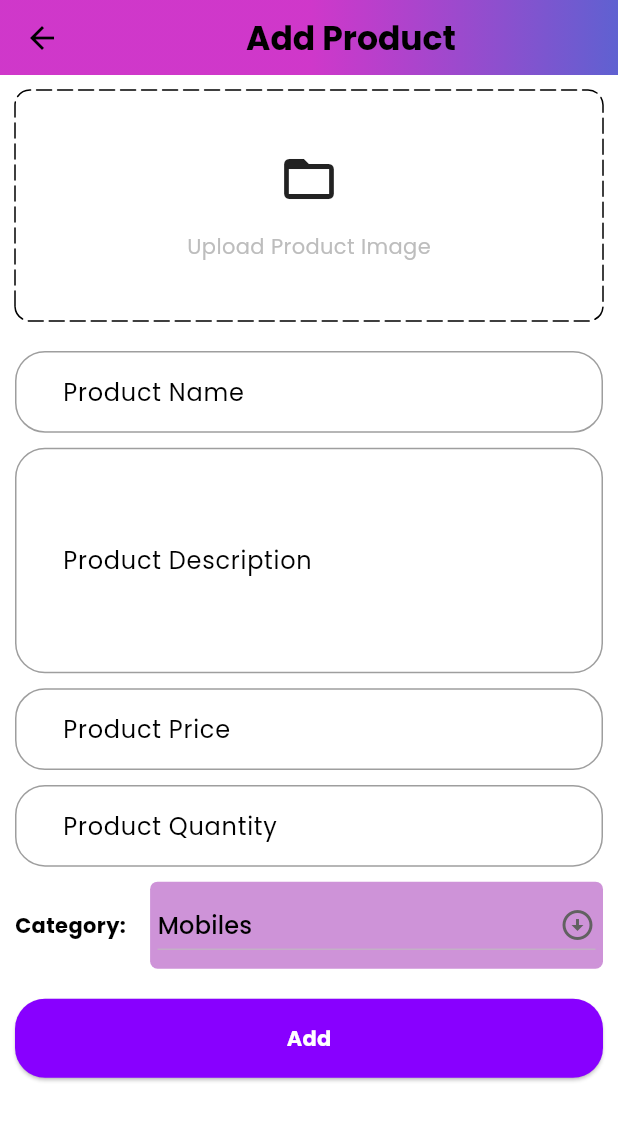
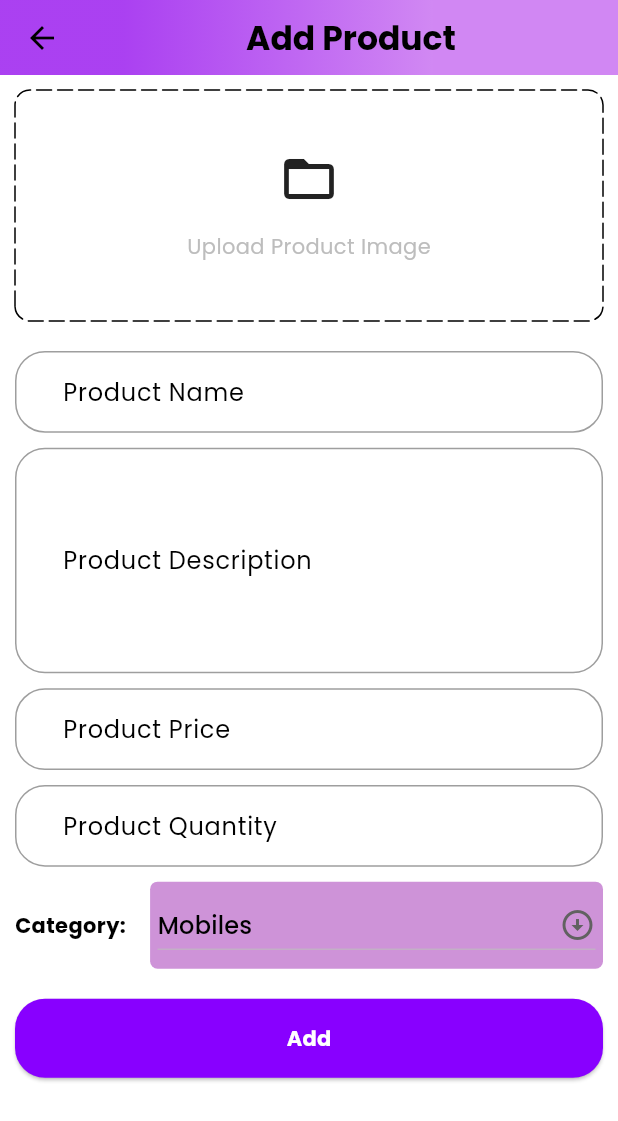
Before and after one commit to AbubekerMohamed/tijaramart, a Flutter app: the AddProductScreen screen opened by its route, after a tap on "Upload Product Image", on a phone screen of 412 x 824 dp. Shown: the top 1121 px of the screen. Run offline on Flutter 3.47's test engine with Material 3 defaults, Android fonts, the phone set to English and light mode, and no system bars; drawn by our look-alikes of dotted_border; our stand-ins replace carousel_slider, file_picker, flutter_rating_bar, flutter_svg, google_nav_bar, shared_preferences; missing offline and left inert: charts_flutter_updated, cloudinary_public, pay; accounts and stored records are empty; network calls fail.

Commit message:
layout fixed

```diff
--- a/lib/constants/global_variables.dart
+++ b/lib/constants/global_variables.dart
@@ -10,10 +10,11 @@ class GlobalVariables {
   // COLORS
   static const appBarGradient = LinearGradient(
     colors: [
-      Color.fromARGB(225, 201, 29, 195),
-      Color.fromARGB(255, 95, 97, 209),
+      Color.fromARGB(239, 165, 52, 240),
+      Color.fromARGB(255, 209, 136, 243),
+      Color.fromARGB(255, 209, 135, 243),
     ],
-    stops: [0.5, 1.0],
+    stops: [0.2, 0.7, 0.5],
   );
 
   static const secondaryColor = Color.fromRGBO(0, 115, 255, 1);
@@ -24,11 +25,10 @@ class GlobalVariables {
 
   // STATIC IMAGES
   static const List<String> carouselImages = [
-    'https://images-eu.ssl-images-amazon.com/images/G/31/img21/Wireless/WLA/TS/D37847648_Accessories_savingdays_Jan22_Cat_PC_1500.jpg',
-    'https://images-eu.ssl-images-amazon.com/images/G/31/img2021/Vday/bwl/English.jpg',
-    'https://images-eu.ssl-images-amazon.com/images/G/31/img22/Wireless/AdvantagePrime/BAU/14thJan/D37196025_IN_WL_AdvantageJustforPrime_Jan_Mob_ingress-banner_1242x450.jpg',
-    'https://images-na.ssl-images-amazon.com/images/G/31/Symbol/2020/00NEW/1242_450Banners/PL31_copy._CB432483346_.jpg',
-    'https://images-na.ssl-images-amazon.com/images/G/31/img21/shoes/September/SSW/pc-header._CB641971330_.jpg',
+    'https://img.freepik.com/free-psd/retro-bazaar-web-template_23-2149052573.jpg?t=st=1715775293~exp=1715778893~hmac=94e118b75f29b92ce378ad2b0c0d8898787dd0eef5af1a9ed0b1d72a280d7987&w=1060',
+    'https://img.freepik.com/free-psd/black-friday-super-sale-web-banner-template_120329-3852.jpg?t=st=1715775150~exp=1715778750~hmac=e3a95f2ce00e4cca5c441801dab25f42623f757ac9d97f2d51aa4ea3c52fb928&w=900',
+    'https://media.istockphoto.com/id/1359380730/photo/technology-and-multimedia-online-shopping-concept.jpg?s=1024x1024&w=is&k=20&c=dzm-NuVf3HSeSYwDj5EW-iAdmRXVvmq8VURN0hg8ZwU=',
+    'https://w7.pngwing.com/pngs/124/695/png-transparent-digital-electronic-products-product-physical-map-digital-electronic-products-phone-thumbnail.png',
   ];
 
   static const List<Map<String, String>> categoryImages = [
@@ -38,7 +38,7 @@ class GlobalVariables {
     },
     {
       'title': 'Essentials',
-      'image': 'assets/images/essentials.jpeg',
+      'image': 'assets/images/glap.png',
     },
     {
       'title': 'Appliances',
@@ -46,11 +46,11 @@ class GlobalVariables {
     },
     {
       'title': 'Books',
-      'image': 'assets/images/books.jpeg',
+      'image': 'assets/images/books.jpg',
     },
     {
       'title': 'Fashions',
-      'image': 'assets/images/fashion.jpeg',
+      'image': 'assets/images/tshirt.png',
     },
   ];
 }
--- a/lib/features/address/screens/address_screen.dart
+++ b/lib/features/address/screens/address_screen.dart
@@ -186,6 +186,8 @@ class _AddressScreenState extends State<AddressScreen> {
       appBar: PreferredSize(
         preferredSize: const Size.fromHeight(60),
         child: AppBar(
+          centerTitle: true,
+          title: const Text("Complete Order"),
           flexibleSpace: Container(
             decoration: const BoxDecoration(
               gradient: GlobalVariables.appBarGradient,
@@ -303,7 +305,8 @@ class _AddressScreenState extends State<AddressScreen> {
                 height: 25,
               ),
               CustomButton(
-                text: "Pay4et",
+                backgroundColor: Colors.blueAccent,
+                text: "Pay via telebirr",
                 onPressed: () {
                   payPressed(address);
                 },
--- a/lib/features/admin/screens/add_product_screen.dart
+++ b/lib/features/admin/screens/add_product_screen.dart
@@ -2,6 +2,7 @@ import 'dart:io';
 
 import 'package:carousel_slider/carousel_slider.dart';
 import 'package:dotted_border/dotted_border.dart';
+import 'package:flutter/foundation.dart';
 import 'package:flutter/material.dart';
 import 'package:tijaramart/common/components/custom_button.dart';
 import 'package:tijaramart/common/components/custom_textfield.dart';
@@ -36,7 +37,13 @@ class _AddProductScreenState extends State<AddProductScreen> {
   final GlobalKey<FormState> _addProductFormKey = GlobalKey<FormState>();
 
   void selectImages() async {
-    var res = await pickImages();
+    var res;
+    if (kIsWeb) {
+      res = await pickWebImages();
+    } else {
+      res = await pickImages();
+    }
+
     setState(() {
       images = res;
     });
```
Also changed, not shown: lib/common/utils/utility_functions.dart (+20 -0 lines), lib/features/home/components/category_box.dart (+8 -4 lines), lib/features/home/components/for_you_products.dart (added, +153 -0 lines), lib/features/home/components/product_advert_banner.dart (added, +48 -0 lines), lib/features/home/screens/home_screen.dart (+31 -19 lines), assets/images/amazon_in.png, assets/images/books.jpeg (deleted), assets/images/books.jpg (added), 2 other files.
